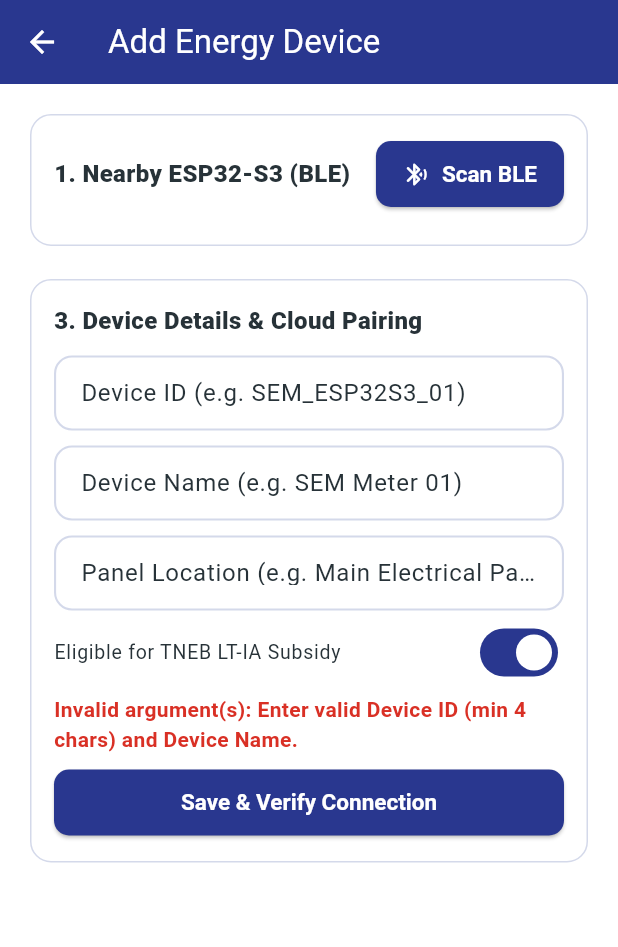
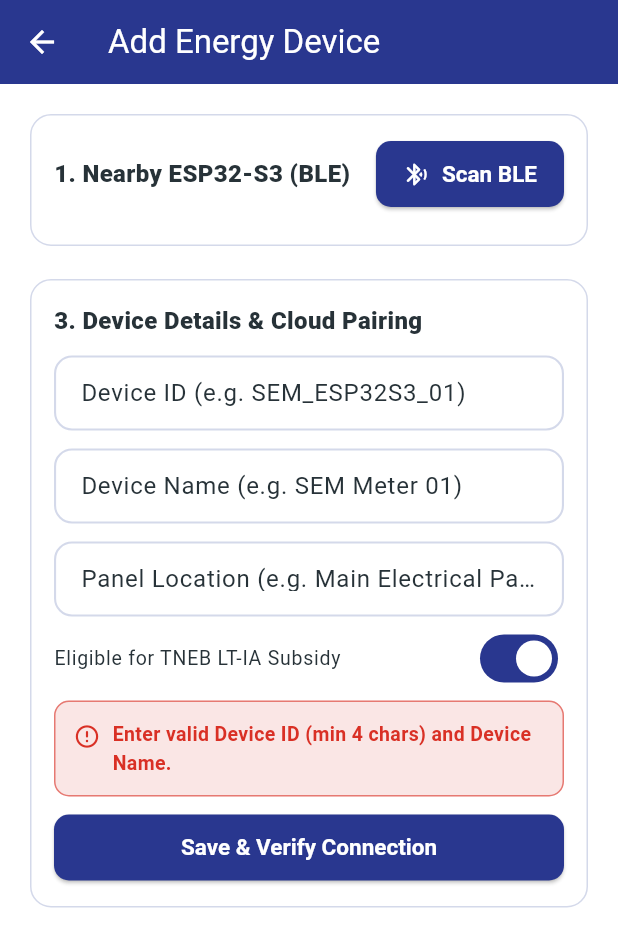
Before and after one commit to kishorekumarsamiyappan/smart-energy-monitor, a Flutter app: the AddDeviceScreen screen opened directly, after a tap on "Save & Verify Connection", on a phone screen of 412 x 824 dp. Shown: the top 947 px of the screen. Run offline on Flutter 3.47's test engine with Material 3 defaults, Android fonts, the phone set to English and light mode, and no system bars; our stand-ins replace flutter_blue_plus, flutter_local_notifications, pdf, share_plus, shared_preferences; accounts and stored records are empty.

Commit message:
fix(mobile,firmware): fix Add Device EMQX label clipping/error state and improve MQTT reconnect logging

```diff
--- a/mobile/lib/screens/add_device_screen.dart
+++ b/mobile/lib/screens/add_device_screen.dart
@@ -81,7 +81,9 @@ class _AddDeviceScreenState extends State<AddDeviceScreen> {
       _wifiNetworks = [];
       _errorMsg = null;
       _deviceIdCtrl.text = resolvedId;
+      if (_mqttUserCtrl.text.trim().isEmpty) {
         _mqttUserCtrl.text = resolvedId;
+      }
       if (_nameCtrl.text.trim().isEmpty) {
         _nameCtrl.text = resolvedId == 'SEM_ESP32S3_01' ? 'SEM Meter 01' : 'SEM Meter ($resolvedId)';
       }
@@ -121,6 +123,13 @@ class _AddDeviceScreenState extends State<AddDeviceScreen> {
     }
   }
 
+  String _cleanErrorMessage(Object e) {
+    return e
+        .toString()
+        .replaceFirst(RegExp(r'^(Bad state|Invalid argument\(s\)|Exception|TimeoutException):\s*'), '')
+        .trim();
+  }
+
   Future<void> _provisionAndSave() async {
     setState(() {
       _errorMsg = null;
@@ -145,7 +154,7 @@ class _AddDeviceScreenState extends State<AddDeviceScreen> {
           wifiPassword: _wifiPassCtrl.text,
           deviceId: id,
           mqttUsername: _mqttUserCtrl.text.trim().isEmpty ? id : _mqttUserCtrl.text.trim(),
-          mqttSecret: _mqttPassCtrl.text,
+          mqttSecret: _mqttPassCtrl.text.trim(),
         );
         if (!mounted) return;
         setState(() => _statusMsg = 'ESP32 status: $bleStatus');
@@ -161,7 +170,12 @@ class _AddDeviceScreenState extends State<AddDeviceScreen> {
       if (!mounted) return;
       Navigator.of(context).pop();
     } catch (e) {
-      if (mounted) setState(() => _errorMsg = e.toString());
+      if (mounted) {
+        setState(() {
+          _statusMsg = null;
+          _errorMsg = _cleanErrorMessage(e);
+        });
+      }
     } finally {
       if (mounted) setState(() => _provisioning = false);
     }
@@ -183,7 +197,9 @@ class _AddDeviceScreenState extends State<AddDeviceScreen> {
                   Row(
                     mainAxisAlignment: MainAxisAlignment.spaceBetween,
                     children: [
-                      const Text('1. Nearby ESP32-S3 (BLE)', style: TextStyle(fontSize: 16, fontWeight: FontWeight.w800)),
+                      const Expanded(
+                        child: Text('1. Nearby ESP32-S3 (BLE)', style: TextStyle(fontSize: 16, fontWeight: FontWeight.w800)),
+                      ),
                       ElevatedButton.icon(
                         icon: _scanningBle
                             ? const SizedBox(width: 16, height: 16, child: CircularProgressIndicator(strokeWidth: 2))
@@ -272,6 +288,8 @@ class _AddDeviceScreenState extends State<AddDeviceScreen> {
                     const SizedBox(height: 10),
                     TextField(
                       controller: _ssidCtrl,
+                      autocorrect: false,
+                      enableSuggestions: false,
                       decoration: const InputDecoration(
                         labelText: '2.4 GHz Wi-Fi SSID',
                         hintText: 'Tap a network above or enter SSID manually',
@@ -282,6 +300,8 @@ class _AddDeviceScreenState extends State<AddDeviceScreen> {
                       controller: _wifiPassCtrl,
                       focusNode: _wifiPassFocus,
                       obscureText: _obscureWifi,
+                      autocorrect: false,
+                      enableSuggestions: false,
                       decoration: InputDecoration(
                         labelText: _selectedWifi?.authRequired == false ? 'Wi-Fi Password (Open network)' : 'Wi-Fi Password',
                         suffixIcon: IconButton(
@@ -304,29 +324,45 @@ class _AddDeviceScreenState extends State<AddDeviceScreen> {
                 children: [
                   const Text('3. Device Details & Cloud Pairing', style: TextStyle(fontSize: 16, fontWeight: FontWeight.w800)),
                   const SizedBox(height: 12),
-                  TextField(controller: _deviceIdCtrl, decoration: const InputDecoration(labelText: 'Device ID (e.g. SEM_ESP32S3_01)')),
-                  const SizedBox(height: 10),
+                  TextField(
+                    controller: _deviceIdCtrl,
+                    autocorrect: false,
+                    enableSuggestions: false,
+                    textCapitalization: TextCapitalization.characters,
+                    decoration: const InputDecoration(labelText: 'Device ID (e.g. SEM_ESP32S3_01)'),
+                  ),
+                  const SizedBox(height: 12),
                   TextField(controller: _nameCtrl, decoration: const InputDecoration(labelText: 'Device Name (e.g. SEM Meter 01)')),
-                  const SizedBox(height: 10),
+                  const SizedBox(height: 12),
                   TextField(controller: _locationCtrl, decoration: const InputDecoration(labelText: 'Panel Location (e.g. Main Electrical Panel)')),
                   if (_selectedBle != null) ...[
-                    const SizedBox(height: 10),
-                    ExpansionTile(
+                    const SizedBox(height: 8),
+                    Theme(
+                      data: Theme.of(context).copyWith(dividerColor: Colors.transparent),
+                      child: ExpansionTile(
+                        initiallyExpanded: true,
                         tilePadding: EdgeInsets.zero,
+                        childrenPadding: const EdgeInsets.only(top: 12, bottom: 4),
+                        shape: const Border(),
+                        collapsedShape: const Border(),
                         title: const Text('EMQX MQTT Credentials', style: TextStyle(fontSize: 14, fontWeight: FontWeight.w700)),
                         subtitle: const Text(
-                        'Enter on first setup (or leave password blank if already saved on ESP32)',
+                          'Enter exact case-sensitive user & password from EMQX Cloud Authentication (or leave blank if already saved)',
                           style: TextStyle(fontSize: 12),
                         ),
                         children: [
                           TextField(
                             controller: _mqttUserCtrl,
+                            autocorrect: false,
+                            enableSuggestions: false,
                             decoration: const InputDecoration(labelText: 'MQTT Username (e.g. SEM_ESP32S3_01)'),
                           ),
-                        const SizedBox(height: 10),
+                          const SizedBox(height: 12),
                           TextField(
                             controller: _mqttPassCtrl,
                             obscureText: _obscureMqtt,
+                            autocorrect: false,
+                            enableSuggestions: false,
                             decoration: InputDecoration(
                               labelText: 'MQTT Password',
                               suffixIcon: IconButton(
@@ -335,8 +371,9 @@ class _AddDeviceScreenState extends State<AddDeviceScreen> {
                               ),
                             ),
                           ),
-                        const SizedBox(height: 8),
+                          const SizedBox(height: 6),
                         ],
+                      ),
                     ),
                   ],
                   SwitchListTile(
@@ -346,16 +383,48 @@ class _AddDeviceScreenState extends State<AddDeviceScreen> {
                     onChanged: (v) => setState(() => _eligible = v),
                   ),
                   if (_errorMsg != null)
-                    Padding(
-                      padding: const EdgeInsets.only(bottom: 8),
-                      child: Text(_errorMsg!, style: const TextStyle(color: SemColors.error, fontWeight: FontWeight.w600)),
+                    Container(
+                      margin: const EdgeInsets.only(bottom: 10),
+                      padding: const EdgeInsets.all(12),
+                      decoration: BoxDecoration(
+                        color: SemColors.error.withValues(alpha: 0.12),
+                        borderRadius: BorderRadius.circular(10),
+                        border: Border.all(color: SemColors.error.withValues(alpha: 0.6)),
                       ),
-                  if (_statusMsg != null)
-                    Padding(
-                      padding: const EdgeInsets.only(bottom: 8),
+                      child: Row(
+                        crossAxisAlignment: CrossAxisAlignment.start,
+                        children: [
+                          const Padding(
+                            padding: EdgeInsets.only(top: 2),
+                            child: Icon(Icons.error_outline_rounded, color: SemColors.error, size: 18),
+                          ),
+                          const SizedBox(width: 8),
+                          Expanded(
+                            child: Text(
+                              _errorMsg!,
+                              style: TextStyle(
+                                color: Theme.of(context).brightness == Brightness.dark
+                                    ? const Color(0xFFFF8A80)
+                                    : SemColors.error,
+                                fontWeight: FontWeight.w600,
+                                fontSize: 13,
+                              ),
+                            ),
+                          ),
+                        ],
+                      ),
+                    ),
+                  if (_errorMsg == null && _statusMsg != null)
+                    Container(
+                      margin: const EdgeInsets.only(bottom: 10),
+                      padding: const EdgeInsets.symmetric(horizontal: 12, vertical: 10),
+                      decoration: BoxDecoration(
+                        color: SemColors.accentPrimary(context).withValues(alpha: 0.12),
+                        borderRadius: BorderRadius.circular(10),
+                      ),
                       child: Text(
                         _statusMsg!,
-                        style: TextStyle(color: SemColors.accentPrimary(context), fontWeight: FontWeight.w600),
+                        style: TextStyle(color: SemColors.accentPrimary(context), fontWeight: FontWeight.w600, fontSize: 13),
                       ),
                     ),
                   ElevatedButton(
--- a/mobile/lib/services/ble_provisioning_service.dart
+++ b/mobile/lib/services/ble_provisioning_service.dart
@@ -180,7 +180,10 @@ class BleProvisioningService {
           throw StateError('ESP32-S3 failed to join Wi-Fi. Check the Wi-Fi password and ensure it is 2.4 GHz.');
         }
         if (statusText.contains('AUTH_FAIL')) {
-          throw StateError('ESP32-S3 joined Wi-Fi, but EMQX rejected the MQTT username/password.');
+          throw StateError(
+            'ESP32-S3 joined Wi-Fi, but EMQX rejected the MQTT username/password or ACL. '
+            'Verify the exact case-sensitive user & password in EMQX Cloud -> Access Control -> Authentication.',
+          );
         }
         if (statusText.contains('WIFI_CONNECTED')) {
           wifiConnectedAt = wifiConnectedAt == -1 ? i : wifiConnectedAt;
```
Also changed, not shown: 2 other files. Lines whose indentation alone changed are shown as unchanged.
